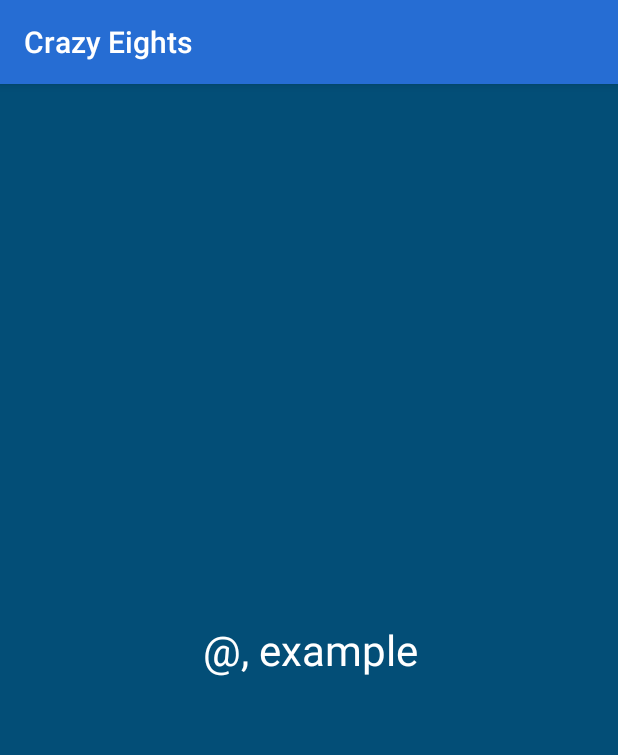
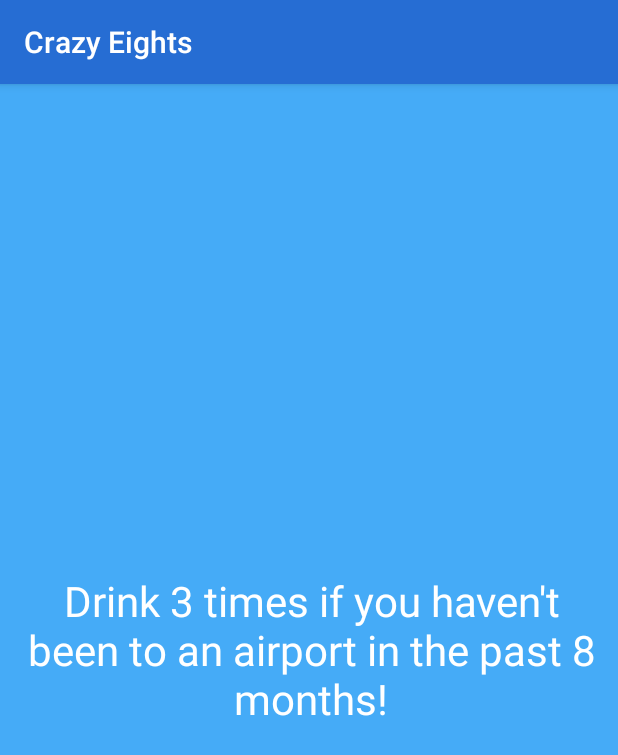
Before and after one commit to camhammel/DrinkUp, an Android app: the Eight screen opened directly, with no data from a screen before it, on a phone screen of 412 x 824 dp. Shown: the top 755 px of the screen. Run offline under Robolectric (Android 15) with nearby library versions, the phone set to English and light mode, and no system bars; 1 statement that could not run was skipped.

Commit message:
Added words/places lists and expanded on default texts. Also added a random colour mechanism

```diff
--- a/app/src/main/java/com/cameronhammel/cam/drinkup/Eight.java
+++ b/app/src/main/java/com/cameronhammel/cam/drinkup/Eight.java
@@ -1,6 +1,7 @@
 package com.cameronhammel.cam.drinkup;
 
 import android.annotation.SuppressLint;
+import android.graphics.Color;
 import android.os.Bundle;
 import android.support.constraint.ConstraintLayout;
 import android.support.v7.app.AppCompatActivity;
@@ -15,6 +16,10 @@ public class Eight extends AppCompatActivity
 {
 
     String [] texts;
+    String [] words;
+    String [] places;
+    int [] colours;
+
     TextView tv;
     ConstraintLayout cl;
 
@@ -24,18 +29,48 @@ public class Eight extends AppCompatActivity
         super.onCreate(savedInstanceState);
         setContentView(R.layout.activity_eight);
 
-        texts = new String[10];
+        //names are accessed using the "@" key
+        texts = new String[11];
         texts[0] = "@, list 8 Disney characters or take 3 sips!";
-        texts[1] = "@, take 2 sips!";
+        texts[1] = "@, list 8 European countries or take 3 sips!";
         texts[2] = "@, take a sip each time you're caught swearing in the next 8 turns!";
-        texts[3] = "@, take 3 sips!";
-        texts[4] = "example";
-        texts[5] = "example";
-        texts[6] = "example";
-        texts[7] = "@, example";
-        texts[8] = "@, example";
-        texts[9] = "@, example";
+        texts[3] = "@, draw a # using snapchat and send it to any 8 friends or take 4 sips!";
+        texts[4] = "@, draw a # using snapchat and send it to any 8 friends or take 4 sips!";
+        texts[5] = "@, draw a # using snapchat and send it to any 8 friends or take 4 sips!";
+        texts[6] = "Drink 3 times if you haven't been to & in the past 8 months!";
+        texts[7] = "Drink 3 times if you haven't been to & in the past 8 months!";
+        texts[8] = "Drink 3 times if you haven't been to & in the past 8 months!";
+        texts[9] = "@, send an erotic text of 8 words or more to a friend or take 5 sips!";
+        texts[10] = "@, play the first 8 seconds of a random song on your phone. If nobody can guess the artist, take 3 sips.";
 
+
+        //list of nouns accessed using the # key
+        words = new String[11];
+        words[0] = "giraffe";
+        words[1] = "monkey";
+        words[2] = "penis";
+        words[3] = "superhero";
+        words[4] = "mouse";
+        words[5] = "beer";
+        words[6] = "mustache on another player";
+        words[7] = "winky face";
+        words[8] = "self-portrait";
+        words[9] = "pair of boobs";
+        words[10] = "";
+
+        //list of destinations accessed using the & key
+        places = new String[11];
+        places[0] = "a hospital";
+        places[1] = "the gym";
+        places[2] = "the dentist";
+        places[3] = "a lake or ocean";
+        places[4] = "a beach";
+        places[5] = "a sports arena";
+        places[6] = "bar, pub, or club";
+        places[7] = "a movie theatre";
+        places[8] = "the zoo";
+        places[9] = "an airport";
+        places[10] = "Toronto";
 
         playRound();
     }
@@ -50,15 +85,19 @@ public class Eight extends AppCompatActivity
     @SuppressLint("ResourceAsColor")
     public void refreshText(View view)
     {
-        cl.setBackgroundColor(R.color.colorPrimary);
+        cl.setBackgroundColor((int) (Color.CYAN * Math.random()));
         tv.setText(generateText());
     }
 
     private String generateText()
     {
         String n = texts[(int) (Math.random() * texts.length)];
+        int x = (int) (Math.random() * words.length);
+        int y = (int) (Math.random() * places.length);
         int z = (int) (Math.random() * MainActivity.finalplayers.size());
         n = n.replaceAll("@", MainActivity.finalplayers.get(z) + "");
+        n = n.replaceAll("#", words[x]);
+        n = n.replaceAll("&", places[y]);
         return n;
     }
 }
--- a/app/src/main/res/layout/activity_game_select.xml
+++ b/app/src/main/res/layout/activity_game_select.xml
@@ -46,7 +46,7 @@
             android:layout_width="match_parent"
             android:layout_height="wrap_content"
             android:layout_margin="16dp"
-            android:text="Vocal" />
+            android:text="Pictionary" />
 
         <Button
             android:id="@+id/button4"
@@ -54,6 +54,6 @@
             android:layout_width="match_parent"
             android:layout_height="wrap_content"
             android:layout_margin="16dp"
-            android:text="Drink If" />
+            android:text="Charades" />
     </LinearLayout>
 </RelativeLayout>
--- a/build.gradle
+++ b/build.gradle
@@ -7,7 +7,7 @@ buildscript {
         jcenter()
     }
     dependencies {
-        classpath 'com.android.tools.build:gradle:3.1.2'
+        classpath 'com.android.tools.build:gradle:3.1.3'
 
 
         // NOTE: Do not place your application dependencies here; they belong
```
